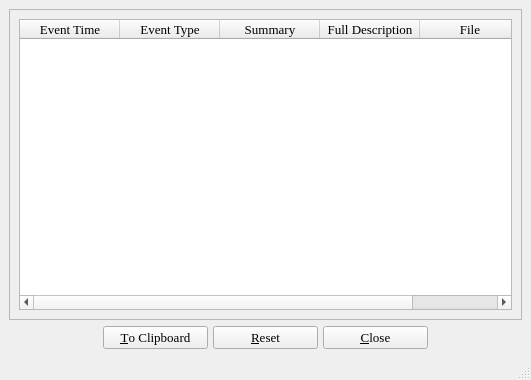
The window that errordiag.ui (textbrowser/biblioteq) describes before a commit, drawn with Qt 5.
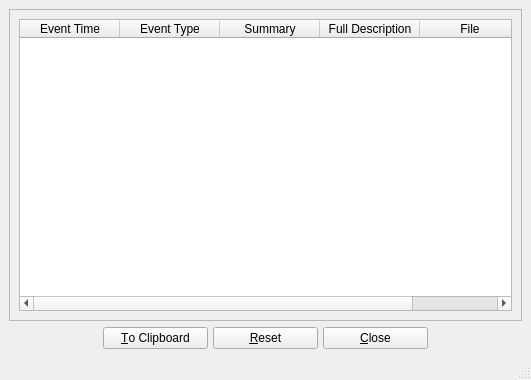
The same window after the commit. Icons and pictures are not drawn.

Commit message: Default fonts. Do not allow users to set their fonts on OS X systems as this distorts widgets.

The edit to the form file:
```diff
--- a/errordiag.ui
+++ b/errordiag.ui
@@ -10,12 +10,6 @@
     <height>380</height>
    </rect>
   </property>
-  <property name="font">
-   <font>
-    <family>Times</family>
-    <pointsize>10</pointsize>
-   </font>
-  </property>
   <property name="windowTitle">
    <string>BiblioteQ: Error Log</string>
   </property>
@@ -36,17 +30,6 @@
       <layout class="QVBoxLayout">
        <item>
         <widget class="QTableWidget" name="table">
-         <property name="font">
-          <font>
-           <family>Times</family>
-           <pointsize>10</pointsize>
-           <weight>50</weight>
-           <italic>false</italic>
-           <bold>false</bold>
-           <underline>false</underline>
-           <strikeout>false</strikeout>
-          </font>
-         </property>
          <property name="focusPolicy">
           <enum>Qt::StrongFocus</enum>
          </property>
@@ -138,12 +121,6 @@
           <height>0</height>
          </size>
         </property>
-        <property name="font">
-         <font>
-          <family>Times</family>
-          <pointsize>10</pointsize>
-         </font>
-        </property>
         <property name="text">
          <string>&amp;To Clipboard</string>
         </property>
@@ -161,12 +138,6 @@
           <height>0</height>
          </size>
         </property>
-        <property name="font">
-         <font>
-          <family>Times</family>
-          <pointsize>10</pointsize>
-         </font>
-        </property>
         <property name="text">
          <string>&amp;Reset</string>
         </property>
@@ -184,17 +155,6 @@
           <height>0</height>
          </size>
         </property>
-        <property name="font">
-         <font>
-          <family>Times</family>
-          <pointsize>10</pointsize>
-          <weight>50</weight>
-          <italic>false</italic>
-          <bold>false</bold>
-          <underline>false</underline>
-          <strikeout>false</strikeout>
-         </font>
-        </property>
         <property name="text">
          <string>&amp;Close</string>
         </property>
```
The commit also changes 20 other files.
